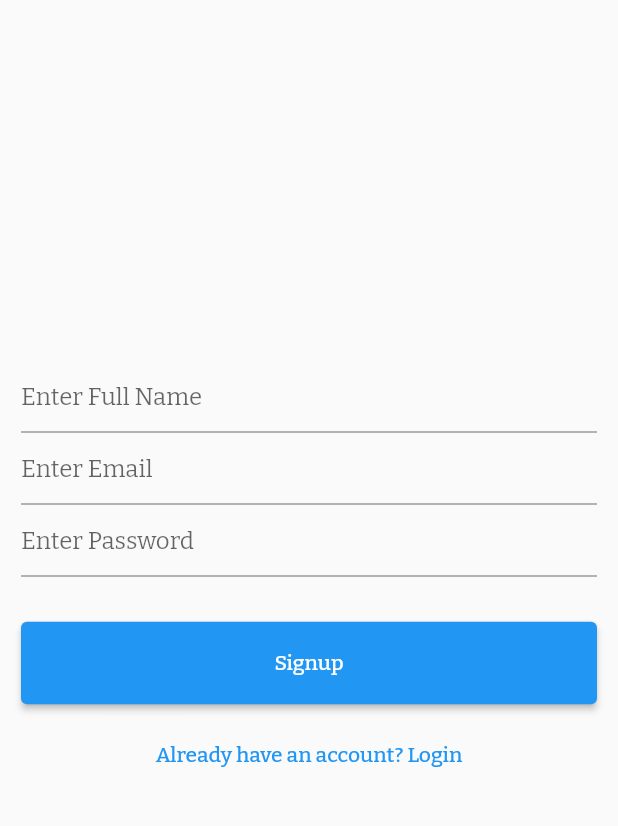
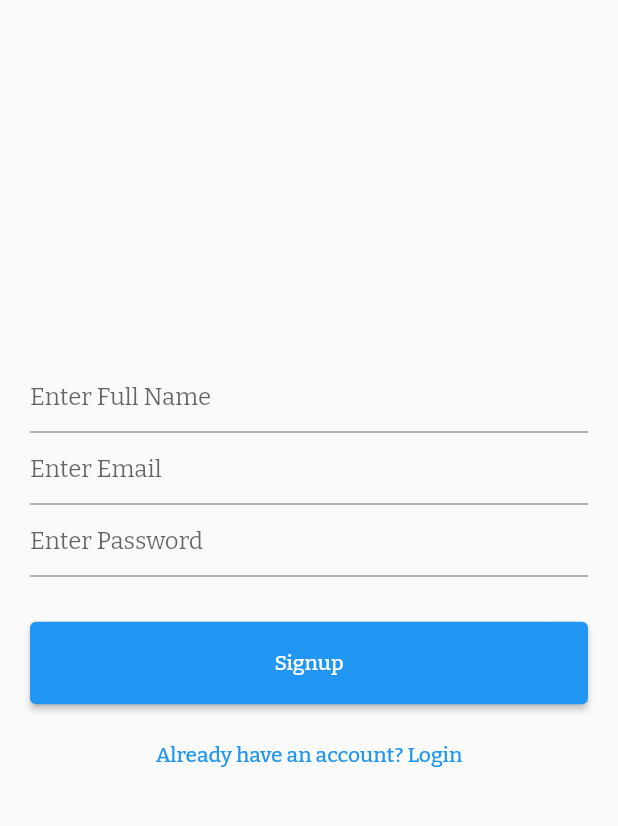
Before and after one commit to BrovkinArtem/webdev, a Flutter app: the SignUp screen opened directly, on a phone screen of 412 x 824 dp, the part 84-910 px from its top. Run offline on Flutter 3.47's test engine with Material 2 defaults, Android fonts, the phone set to English and light mode, and no system bars; our stand-ins replace cloud_firestore, firebase_auth, firebase_core, responsive_builder; accounts and stored records are empty.

Commit message:
123123123

```diff
--- a/lib/pages/Authorization/SignUp.dart
+++ b/lib/pages/Authorization/SignUp.dart
@@ -1,7 +1,7 @@
 import 'package:flutter/material.dart';
 import 'package:responsive_builder/responsive_builder.dart';
 import 'package:tiatia/utils/colors.dart';
-import 'package:tiatia/pages/Authorization/SignUp.dart';
+import 'package:tiatia/utils/constants.dart';
 import 'package:tiatia/pages/Authorization/SignIn.dart';
 import 'package:tiatia/functions/authFunctions.dart';
 
@@ -31,7 +31,12 @@ class _SignUpState extends State<SignUp> {
       ),
       body: Form(
         key: _formKey,
+        child:
+        Center (
         child: Container(
+          width: 400,
+          alignment: Alignment.center,
+          transformAlignment: Alignment.center,
           padding: EdgeInsets.all(14),
           child: Column(
             mainAxisAlignment: MainAxisAlignment.center,
@@ -129,7 +134,7 @@ class _SignUpState extends State<SignUp> {
                       : "Already have an account? Login"))
             ],
           ),
-        ),
+        ),),
       ),
     );
   }
```
Also changed, not shown: lib/pages/Authorization/SignIn.dart (+7 -2 lines), lib/pages/Home2.dart (+6 -2 lines).
